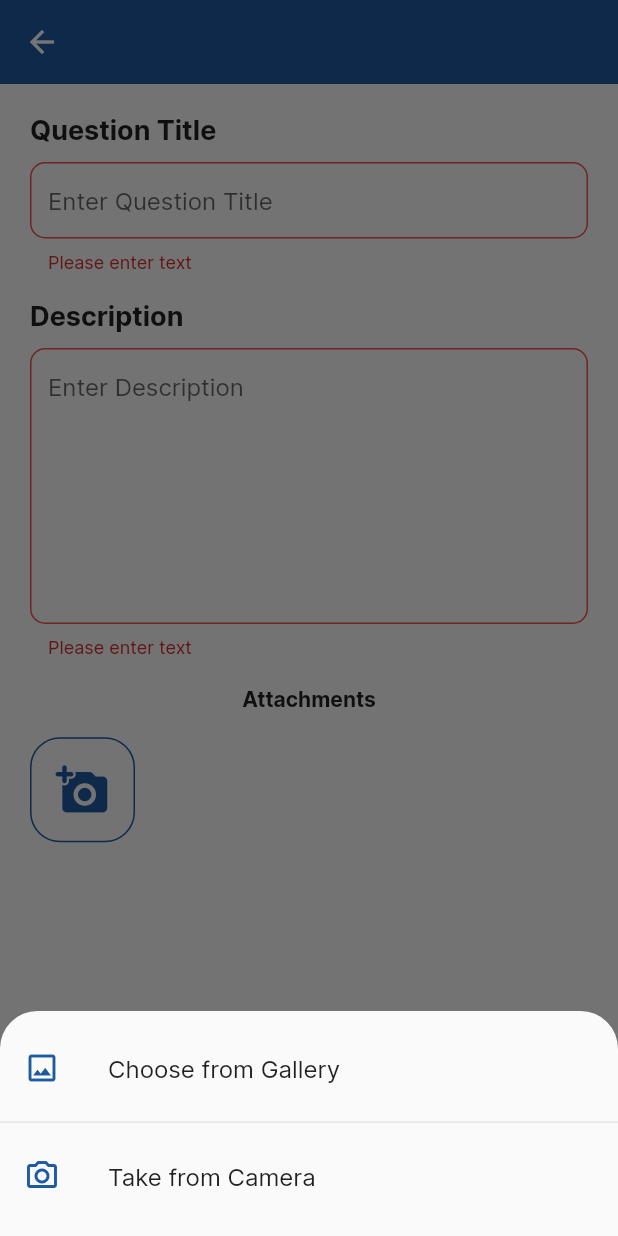
After one commit to clarencekwl/scse-knowledge-hub, a Flutter app: the CreateQuestionPage screen opened directly, after a tap on "Submit", after a tap on the "add a photo" icon, on a phone screen of 412 x 824 dp. The commit adds this screen. Run offline on Flutter 3.47's test engine with Material 2 defaults, Android fonts, the phone set to English and light mode, and no system bars; our stand-ins replace cached_network_image, cloud_firestore, firebase_core, flutter_spinkit, image_picker, photo_view; missing offline and left inert: cached_memory_image, image_painter; accounts and stored records are empty.

Commit message:
:lipstick: [Question] create question page

```diff
--- /dev/null
+++ b/scse_knowledge_hub_app/lib/pages/create_question_page.dart
@@ -0,0 +1,290 @@
+import 'dart:developer';
+import 'dart:io';
+
+import 'package:flutter/material.dart';
+import 'package:image_picker/image_picker.dart';
+import 'package:provider/provider.dart';
+import 'package:scse_knowledge_hub_app/providers/question_provider.dart';
+import 'package:scse_knowledge_hub_app/utils/styles.dart';
+import 'package:scse_knowledge_hub_app/widget/default_button.dart';
+import 'package:scse_knowledge_hub_app/widget/image_painter_page.dart';
+import 'package:scse_knowledge_hub_app/widget/image_preview_box_widget.dart';
+import 'package:scse_knowledge_hub_app/widget/no_glow_scroll.dart';
+import 'package:scse_knowledge_hub_app/widget/open_images.dart';
+import 'package:scse_knowledge_hub_app/widget/warning_dialog_widget.dart';
+
+class CreateQuestionPage extends StatefulWidget {
+  const CreateQuestionPage({super.key});
+
+  @override
+  State<CreateQuestionPage> createState() => _CreateQuestionPageState();
+}
+
+class _CreateQuestionPageState extends State<CreateQuestionPage> {
+  late QuestionProvider _questionProvider;
+  final TextEditingController _titleTextController = TextEditingController();
+  final TextEditingController _descriptionTextController =
+      TextEditingController();
+  final _formKey = GlobalKey<FormState>();
+  bool _isFormValid = false;
+
+  @override
+  void dispose() {
+    // Clean up the controller when the widget is disposed.
+    _titleTextController.dispose();
+    _descriptionTextController.dispose();
+    super.dispose();
+  }
+
+  @override
+  Widget build(BuildContext context) {
+    _questionProvider = Provider.of(context);
+    return Scaffold(
+        appBar: AppBar(
+          elevation: 0,
+          iconTheme: IconThemeData(color: Colors.white),
+          backgroundColor: Styles.primaryBlueColor,
+        ),
+        body: GestureDetector(
+          onTap: () {
+            FocusScopeNode currentFocus = FocusScope.of(context);
+
+            if (!currentFocus.hasPrimaryFocus) {
+              currentFocus.unfocus();
+            }
+          },
+          child: Column(
+            children: [
+              Expanded(child: createQuestionForm()),
+              Padding(
+                padding: const EdgeInsets.only(bottom: 10),
+                child: DefaultButton(
+                    title: "Submit",
+                    onPressed: (() async {
+                      if (_formKey.currentState!.validate()) {
+                        _questionProvider.removeAllAttachments();
+                        _questionProvider.clearImageCache();
+                        // Navigator.pop(context);
+                        // Navigator.push(
+                        //   context,
+                        //   MaterialPageRoute(
+                        //       builder: (context) => CaseSuccessPage()),
+                        // );
+                      }
+                    }),
+                    color:
+                        _isFormValid ? Styles.primaryBlueColor : Colors.grey),
+              )
+            ],
+          ),
+        ));
+  }
+
+  InkWell attachmentSelection(BuildContext context,
+      {required bool fromCamera}) {
+    return InkWell(
+        onTap: () async {
+          File? imageFile = await getImage(fromCamera);
+
+          if (null != imageFile) {
+            Navigator.of(context)
+                .push(MaterialPageRoute(
+              builder: (context) => ImagePainterPage(
+                imageFile: imageFile,
+              ),
+            ))
+                .then((value) async {
+              await imageFile.delete(recursive: true);
+              Navigator.pop(context);
+            });
+            FocusScope.of(context).unfocus();
+          } else {
+            log('failed');
+          }
+        },
+        child: true == fromCamera
+            ? ListTile(
+                leading: Icon(Icons.camera_alt_outlined,
+                    color: Styles.primaryBlueColor),
+                title: const Text("Take from Camera"),
+              )
+            : ListTile(
+                leading: Icon(
+                  Icons.image_outlined,
+                  color: Styles.primaryBlueColor,
+                ),
+                title: const Text("Choose from Gallery"),
+              ));
+  }
+
+  Future<File?> getImage(bool fromCamera) async {
+    try {
+      XFile? image = await ImagePicker().pickImage(
+        source: fromCamera ? ImageSource.camera : ImageSource.gallery,
+      );
+      if (image == null) return null;
+      return File(image.path);
+    } catch (e) {
+      log(e.toString());
+    }
+    return null;
+  }
+
+  Widget userInputField(String title, {required isDescriptionField}) {
+    return Column(
+      crossAxisAlignment: CrossAxisAlignment.start,
+      children: [
+        Text(
+          title,
+          style: TextStyle(fontWeight: FontWeight.bold, fontSize: 18),
+        ),
+        SizedBox(
+          height: 10,
+        ),
+        TextFormField(
+          autovalidateMode: AutovalidateMode.onUserInteraction,
+          maxLines: isDescriptionField ? null : 1,
+          minLines: isDescriptionField ? 8 : 1,
+          validator: (value) {
+            if (value!.isEmpty) {
+              return "Please enter text";
+            }
+            return null;
+          },
+          controller: isDescriptionField
+              ? _descriptionTextController
+              : _titleTextController,
+          decoration: Styles.inputTextFieldStyle("Enter $title"),
+        ),
+        SizedBox(
+          height: 18,
+        ),
+      ],
+    );
+  }
+
+  Widget createQuestionForm() {
+    return Form(
+      key: _formKey,
+      onChanged: () {
+        if (_titleTextController.text.isNotEmpty &&
+            _descriptionTextController.text.isNotEmpty) {
+          _isFormValid = true;
+        } else {
+          _isFormValid = false;
+        }
+        setState(() {});
+      },
+      child: ScrollConfiguration(
+        behavior: NoGlowScrollBehavior(),
+        child: StretchingOverscrollIndicator(
+          axisDirection: AxisDirection.down,
+          child: SingleChildScrollView(
+            padding: const EdgeInsets.all(20),
+            physics: const AlwaysScrollableScrollPhysics(),
+            child: Column(
+              children: [
+                // TASK TITLE
+                userInputField("Question Title", isDescriptionField: false),
+                userInputField("Description", isDescriptionField: true),
+                Text(
+                  "Attachments",
+                  style: TextStyle(fontWeight: FontWeight.bold, fontSize: 14),
+                ),
+                SizedBox(
+                  height: 10,
+                ),
+                // ATTACHMENT FIELD
+                Column(
+                  crossAxisAlignment: CrossAxisAlignment.start,
+                  children: [
+                    Container(
+                        height: 80,
+                        child: ListView.builder(
+                            scrollDirection: Axis.horizontal,
+                            itemCount:
+                                _questionProvider.listOfAttachments.length + 1,
+                            itemBuilder: (context, index) {
+                              if (index == 0 ||
+                                  _questionProvider.listOfAttachments.isEmpty) {
+                                return ImagePreviewBoxWidget(
+                                  displayOnly: false,
+                                  onTap: () async {
+                                    return showModalBottomSheet(
+                                        context: context,
+                                        shape: const RoundedRectangleBorder(
+                                            borderRadius: BorderRadius.only(
+                                                topLeft: Radius.circular(25),
+                                                topRight: Radius.circular(25))),
+                                        builder: ((context) => SafeArea(
+                                              child: Container(
+                                                height: 150,
+                                                padding: const EdgeInsets.only(
+                                                    top: 10),
+                                                child: Column(
+                                                  children: [
+                                                    attachmentSelection(context,
+                                                        fromCamera: false),
+                                                    const Divider(),
+                                                    attachmentSelection(context,
+                                                        fromCamera: true),
+                                                  ],
+                                                ),
+                                              ),
+                                            )));
+                                  },
+                                );
+                              }
+                              return ImagePreviewBoxWidget(
+                                displayOnly: false,
+                                image: Image.memory(
+                                  _questionProvider
+                                      .listOfAttachments[index - 1],
+                                  fit: BoxFit.cover,
+                                ),
+                                onRemove: () async {
+                                  FocusScope.of(context).unfocus();
+                                  showDialog(
+                                      context: context,
+                                      builder: (BuildContext context) {
+                                        return WarningDialogWidget(
+                                          content: Column(
+                                              mainAxisSize: MainAxisSize.min,
+                                              children: const [
+                                                Text(
+                                                    'Image will be removed permanently',
+                                                    textAlign:
+                                                        TextAlign.center),
+                                                Text('Are you sure?',
+                                                    textAlign:
+                                                        TextAlign.center),
+                                              ]),
+                                          onConfirm: () {
+                                            setState(() {});
+                                          },
+                                          onCancel: () {
+                                            Navigator.of(context).pop();
+                                          },
+                                        );
+                                      });
+                                },
+                                onTap: () {
+                                  OpenImages(
+                                          context: context,
+                                          index: index,
+                                          images: _questionProvider
+                                              .listOfAttachments)
+                                      .imageOpenTransition();
+                                },
+                              );
+                            })),
+                  ],
+                ),
+              ],
+            ),
+          ),
+        ),
+      ),
+    );
+  }
+}
--- a/scse_knowledge_hub_app/lib/pages/question_details_page.dart
+++ b/scse_knowledge_hub_app/lib/pages/question_details_page.dart
@@ -94,7 +94,7 @@ class _QuestionDetailsPageState extends State<QuestionDetailsPage> {
         child: Column(
           crossAxisAlignment: CrossAxisAlignment.start,
           children: [
-            Text(widget.question.user ?? 'EMPTY FK',
+            Text(widget.question.user,
                 style: TextStyle(
                     color: Colors.black,
                     overflow: TextOverflow.ellipsis,
--- a/scse_knowledge_hub_app/lib/utils/styles.dart
+++ b/scse_knowledge_hub_app/lib/utils/styles.dart
@@ -8,7 +8,7 @@ class Styles {
   static Color primaryGreyColor = const Color.fromRGBO(58, 66, 86, 1.0);
   static Color titleTextColor = Color.fromRGBO(48, 121, 210, 1);
   static Color titleDetailsTextColor = Color.fromRGBO(48, 81, 210, 1);
-  static Color primaryBlueColor = Color.fromRGBO(48, 121, 210, 0.745);
+  static Color primaryBlueColor = Color.fromRGBO(30, 90, 162, 1);
 
   static Row bottomRowIcons(IconData icon, String text) {
     return Row(
@@ -45,7 +45,7 @@ class Styles {
       isDense: true,
       // contentPadding: EdgeInsets.symmetric(vertical: 1),
       enabledBorder: OutlineInputBorder(
-          borderRadius: BorderRadius.circular(10),
+          borderRadius: BorderRadius.circular(15),
           borderSide: BorderSide(
             width: 1,
             color: Styles.primaryBlueColor,
--- /dev/null
+++ b/scse_knowledge_hub_app/lib/widget/default_button.dart
@@ -0,0 +1,53 @@
+import 'package:flutter/material.dart';
+import 'package:scse_knowledge_hub_app/utils/styles.dart';
+
+class DefaultButton extends StatelessWidget {
+  final String title;
+  final VoidCallback? onPressed;
+  final Color color;
+  final IconData? icon;
+
+  DefaultButton(
+      {required this.title,
+      required this.onPressed,
+      required this.color,
+      this.icon});
+
+  @override
+  Widget build(BuildContext context) {
+    return SizedBox(
+        height: 50,
+        width: Styles.kScreenWidth(context) * 0.9,
+        child: ElevatedButton(
+          onPressed: onPressed,
+          style: ElevatedButton.styleFrom(
+              backgroundColor: color,
+              shape: RoundedRectangleBorder(
+                  borderRadius: BorderRadius.circular(8))),
+          child: icon == null
+              ? Text(
+                  title,
+                  style: TextStyle(
+                      color: Colors.white,
+                      fontWeight: FontWeight.bold,
+                      fontSize: 16),
+                )
+              : Row(
+                  mainAxisAlignment: MainAxisAlignment.center,
+                  children: [
+                    Icon(icon),
+                    SizedBox(
+                      width: 20,
+                    ),
+                    Text(
+                      title,
+                      style: TextStyle(
+                          color: Colors.white,
+                          fontWeight: FontWeight.bold,
+                          fontSize: 16),
+                    )
+                  ],
+                ),
+        ));
+  }
+}
--- a/scse_knowledge_hub_app/pubspec.yaml
+++ b/scse_knowledge_hub_app/pubspec.yaml
@@ -45,6 +45,7 @@ dependencies:
   firebase_core: ^2.13.0
   cloud_firestore: ^4.7.1
   firebase_storage: ^11.2.1
+  cached_memory_image: ^1.3.1
 
 dev_dependencies:
   flutter_test:
```
Also changed, not shown: scse_knowledge_hub_app/lib/pages/home_page.dart (+12 -7 lines), scse_knowledge_hub_app/lib/providers/question_provider.dart (+35 -0 lines), scse_knowledge_hub_app/lib/widget/image_painter_page.dart (added, +181 -0 lines), scse_knowledge_hub_app/lib/widget/text_delegate.dart (added, +45 -0 lines), scse_knowledge_hub_app/lib/widget/warning_dialog_widget.dart (added, +93 -0 lines), scse_knowledge_hub_app/pubspec.lock.
